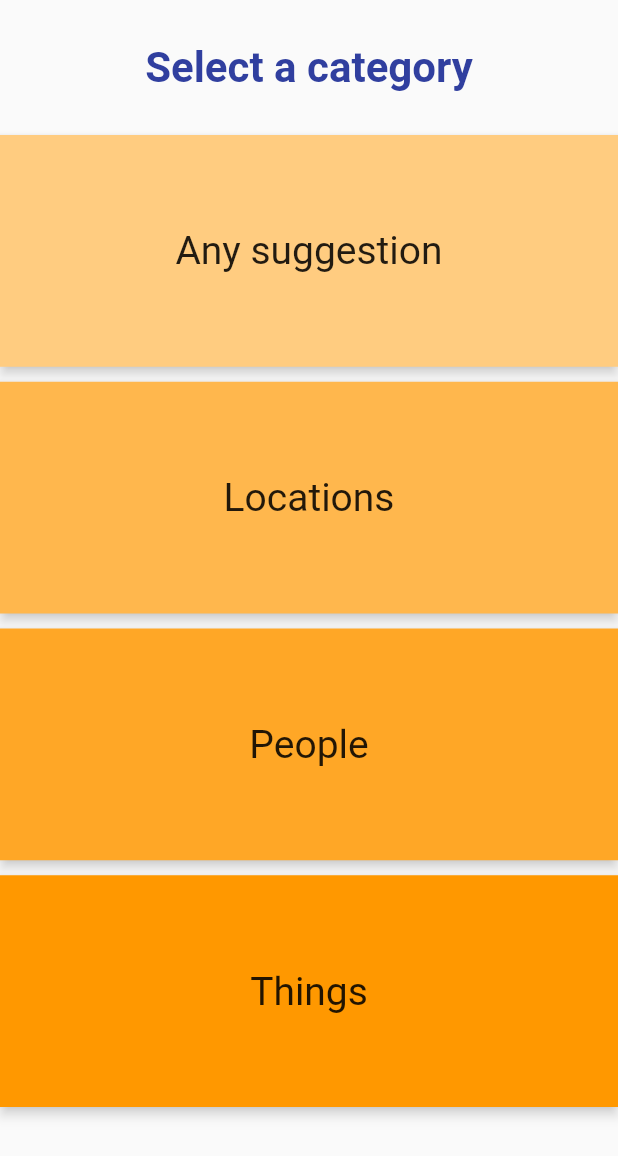
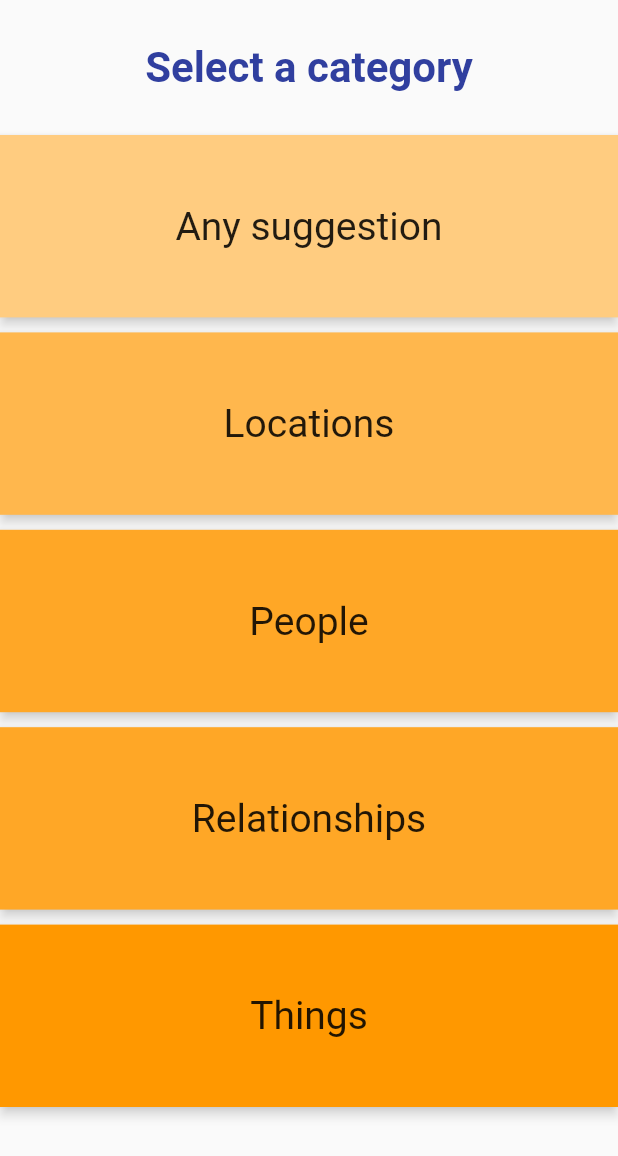
Before and after one commit to sarahwithanhwilson/ImprovAssistant, a Flutter app: the Suggestion widget shown alone on an empty page, opened directly, on a phone screen of 412 x 824 dp. Shown: the top 1156 px of the screen. Run offline on Flutter 3.47's test engine with Material 2 defaults, Android fonts, the phone set to English and light mode, and no system bars.

Commit message:
Add relationships category to suggestions

```diff
--- a/lib/libraries/suggestions_by_category.dart
+++ b/lib/libraries/suggestions_by_category.dart
@@ -464,4 +464,39 @@ final Map byCategory = {
     "horse",
     "donkey",
   ],
+  'relationships': [
+    "siblings",
+    "cousins",
+    "twins",
+    "coworkers",
+    "boss / employee",
+    "parent / child",
+    "grandparent / grandchild",
+    "best friends",
+    "frenemies",
+    "enemies",
+    "rival teams",
+    "business competitors",
+    "employee / customer",
+    "teacher / student",
+    "teacher / principal",
+    "president / vice president",
+    "king / queen",
+    "royalty / servant",
+    "coach / athlete",
+    "carpoolers",
+    "nanny / child",
+    "spouses",
+    "flight attendant / pilot",
+    "chef / sous-chef",
+    "co-founders",
+    "alien / astronaut",
+    "robot / engineer",
+    "hero / villian",
+    "aunt / niece",
+    "uncle / nephew",
+    "trainer / trainee",
+    "assistant / manager",
+    "lawyer / judge",
+  ],
 };
--- a/lib/suggestion.dart
+++ b/lib/suggestion.dart
@@ -30,7 +30,7 @@ class SuggestionState extends State<Suggestion> {
 
   @override
   Widget build(BuildContext context) {
-    var numInList = 4;
+    var numInList = 5;
     var height = MediaQuery.of(context).size.height;
     var appBarHeight = kToolbarHeight;
     var resultHeight = 90;
@@ -121,6 +121,26 @@ class SuggestionState extends State<Suggestion> {
                 ),
               ),
               Material(
+                color: Colors.orange[400],
+                shadowColor: Colors.grey[200],
+                elevation: 3.0,
+                child: InkWell(
+                  splashColor: Colors.white30,
+                  onTap: () {
+                    this._handleRandomSuggestionButton('relationships');
+                  },
+                  child: Container(
+                    padding: EdgeInsets.all(constants.BORDER_PADDING),
+                    child: Center(
+                      child: Text(
+                        'Relationships',
+                        style: TextStyle(fontSize: 26),
+                      ),
+                    ),
+                  ),
+                ),
+              ),
+              Material(
                 color: Colors.orange[500],
                 shadowColor: Colors.grey[200],
                 elevation: 3.0,
```
